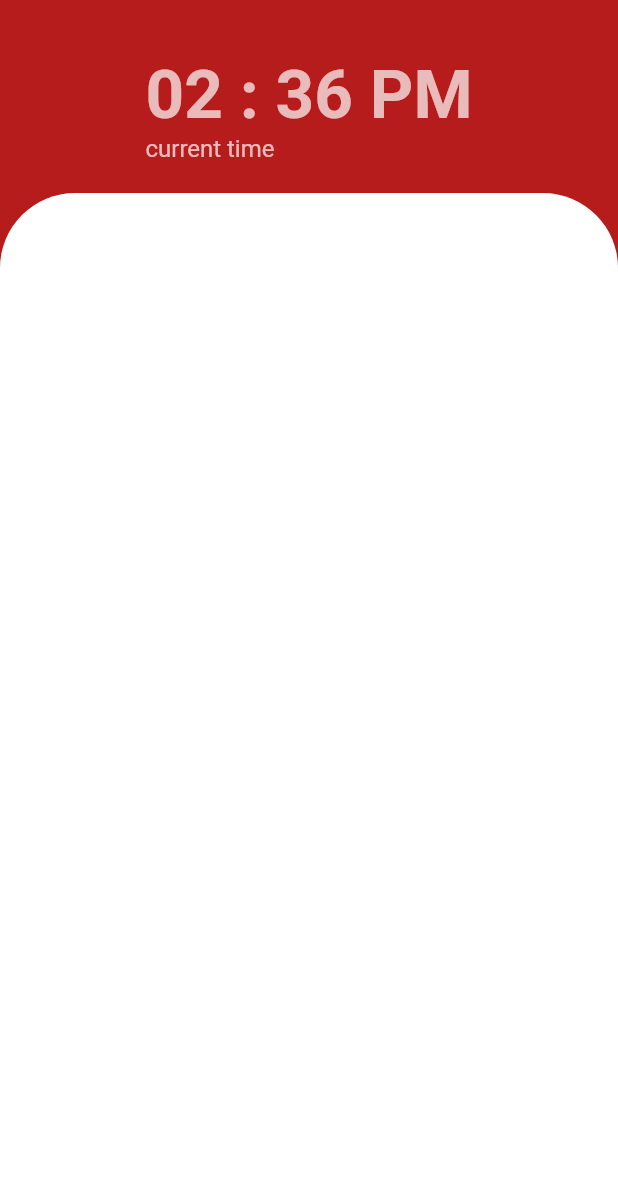
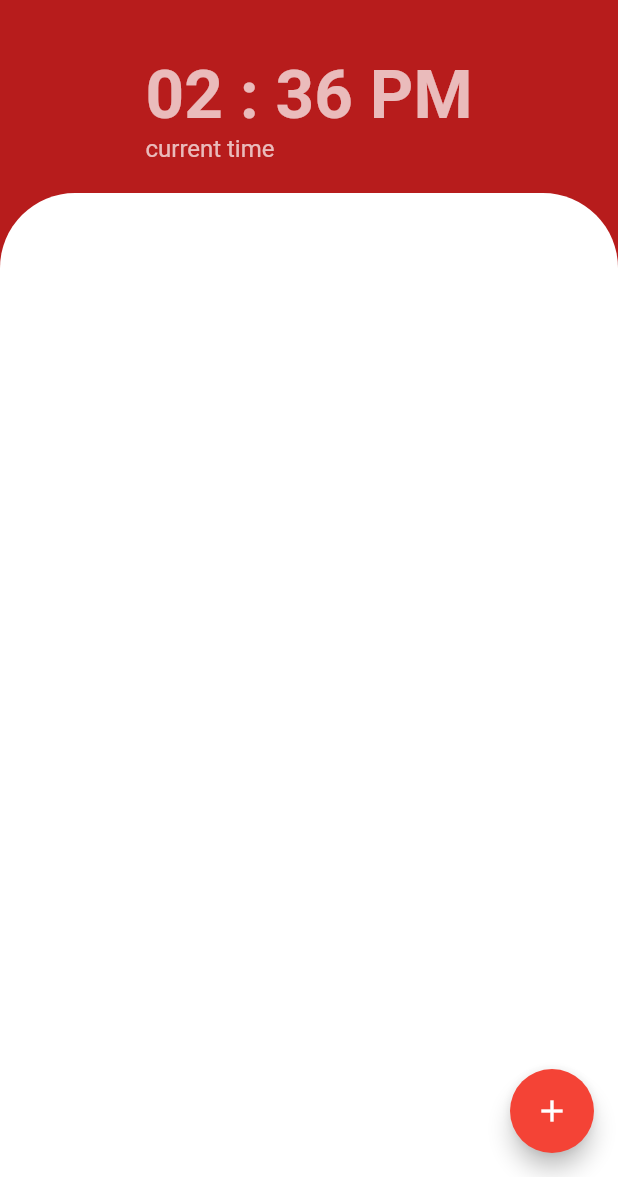
Before and after one commit to emineinan/ToDoApp-Provider, a Flutter app: the screen it shows after launch, on a phone screen of 412 x 824 dp, the part 59-1236 px from its top. Run offline on Flutter 3.47's test engine with Material 2 defaults, Android fonts, the phone set to English and light mode, and no system bars.

```diff
--- a/lib/main.dart
+++ b/lib/main.dart
@@ -1,4 +1,6 @@
 import 'package:flutter/material.dart';
+import 'package:provider/provider.dart';
+import 'package:todoapp/model/todo.dart';
 
 void main() {
   runApp(MyApp());
@@ -11,8 +13,13 @@ class MyApp extends StatelessWidget {
     return MaterialApp(
         title: 'ToDo APP',
         debugShowCheckedModeBanner: false,
-      home: MyHomePage(),
-    );
+        theme: ThemeData(
+          primarySwatch: Colors.red,
+        ),
+        home: ChangeNotifierProvider(
+          create: (context) => TodoModel(),
+          child: MyHomePage(),
+        ));
   }
 }
 
@@ -24,7 +31,23 @@ class MyHomePage extends StatelessWidget {
     return Scaffold(
       backgroundColor: Colors.red[900],
       appBar: buildAppBar(),
-      body: Column(
+      body: buildBodyColumn(),
+      floatingActionButton: buildFloatingActionButton(context),
+    );
+  }
+
+  FloatingActionButton buildFloatingActionButton(BuildContext context) {
+    return FloatingActionButton(
+        child: Icon(
+          Icons.add,
+        ),
+        onPressed: () {
+          Provider.of<TodoModel>(context).addTaskInList();
+        });
+  }
+
+  Column buildBodyColumn() {
+    return Column(
       children: <Widget>[
         Column(
           crossAxisAlignment: CrossAxisAlignment.start,
@@ -53,15 +76,49 @@ class MyHomePage extends StatelessWidget {
         ),
         Expanded(
             child: Container(
-            decoration: BoxDecoration(
-                borderRadius: BorderRadius.only(
-                    topRight: Radius.circular(50),
-                    topLeft: Radius.circular(50)),
-                color: Colors.white),
+          decoration: buildBoxDecoration(),
+          child: Consumer<TodoModel>(
+            builder: (context, todo, child) {
+              return ListView.builder(
+                  itemCount: todo.taskList.length,
+                  itemBuilder: (context, index) {
+                    return Container(
+                      child: ListTile(
+                        contentPadding: EdgeInsets.only(
+                            left: 32, right: 32, top: 8, bottom: 8),
+                        title: Text(
+                          todo.taskList[index].title,
+                          style: TextStyle(
+                              color: Colors.black87,
+                              fontWeight: FontWeight.bold),
+                        ),
+                        subtitle: Text(
+                          todo.taskList[index].detail,
+                          style: TextStyle(
+                              color: Colors.black45,
+                              fontWeight: FontWeight.bold),
+                        ),
+                        trailing: Icon(
+                          Icons.check_circle,
+                          color: Colors.red[900],
+                        ),
+                      ),
+                      margin: EdgeInsets.only(
+                          bottom: 8, top: 8, left: 16, right: 16),
+                    );
+                  });
+            },
+          ),
         ))
       ],
-      ),
     );
+  }
+
+  BoxDecoration buildBoxDecoration() {
+    return BoxDecoration(
+        borderRadius: BorderRadius.only(
+            topRight: Radius.circular(50), topLeft: Radius.circular(50)),
+        color: Colors.white);
   }
 
   AppBar buildAppBar() {
--- /dev/null
+++ b/lib/model/todo.dart
@@ -0,0 +1,14 @@
+import 'package:flutter/cupertino.dart';
+import 'package:todoapp/model/task.dart';
+
+class TodoModel extends ChangeNotifier {
+  List<TaskModel> taskList = [];
+
+  addTaskInList() {
+    TaskModel taskModel = TaskModel("title ${taskList.length}",
+        "this is the task no detail ${taskList.length}");
+    taskList.add(taskModel);
+
+    notifyListeners();
+  }
+}
```
Lines whose indentation alone changed are shown as unchanged.
